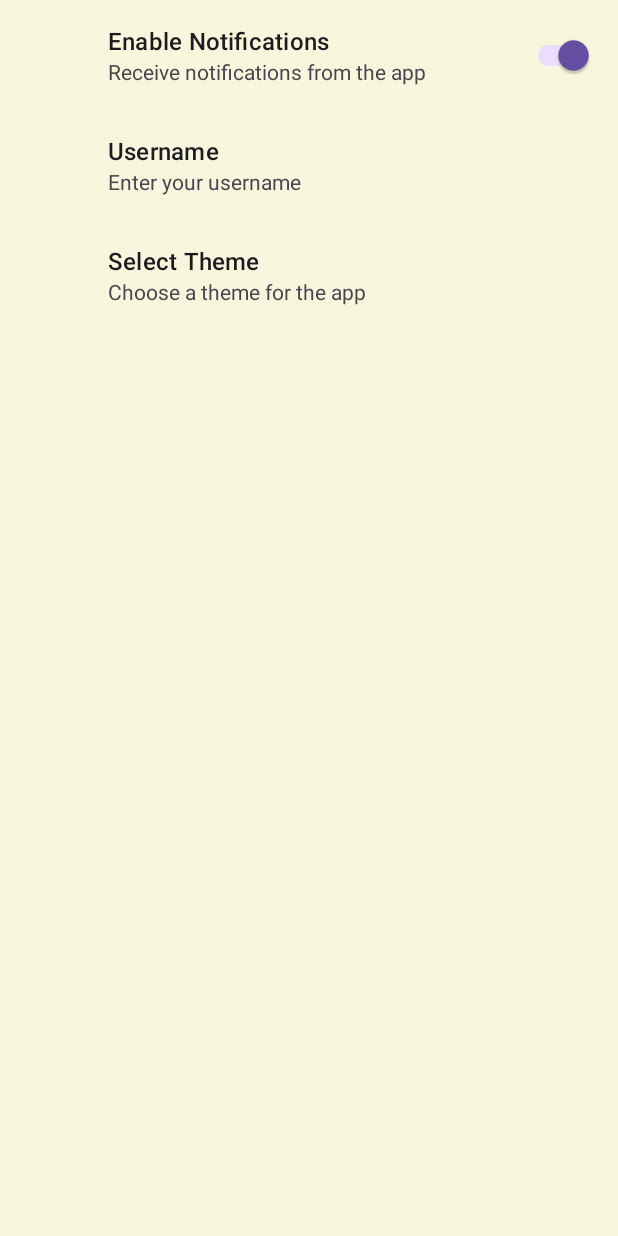
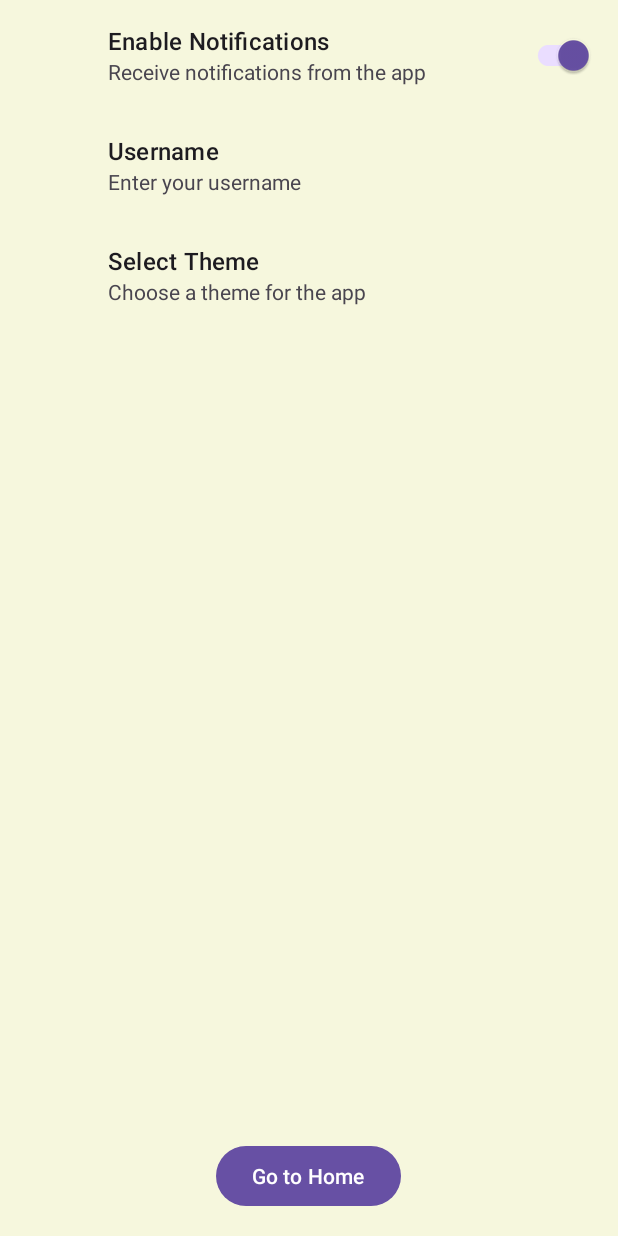
Before and after one commit to InnoTech-IT-Solutions/Wil-Application, an Android app: the SettingsActivity screen opened directly, with no data from a screen before it, on a phone screen of 412 x 824 dp. Run offline under Robolectric (Android 15) with nearby library versions, the phone set to English and light mode, and no system bars; our stand-ins replace androidx.preference.

Commit message:
Home Screen Navigation to Settings and Events
Added EventsActivity.kt

Home screen Events and Settings page now navigate to relevant pages.

Fixed image file size issue with Events page causing app to crash.

Added re-navigation to home page on both Events and Settings page.

```diff
--- a/app/src/main/AndroidManifest.xml
+++ b/app/src/main/AndroidManifest.xml
@@ -49,6 +49,11 @@
             android:name=".ProfileActivity"
             android:exported="true"
             />
+        <activity
+            android:name=".EventsActivity"
+            android:exported="true"
+            />
+
 
 
     </application>
--- a/app/src/main/java/com/example/heal_application/SettingsActivity.kt
+++ b/app/src/main/java/com/example/heal_application/SettingsActivity.kt
@@ -1,9 +1,14 @@
 package com.example.heal_application
 
+import android.content.Intent
 import android.os.Bundle
+import android.widget.Button
 import androidx.appcompat.app.AppCompatActivity
 
 class SettingsActivity : AppCompatActivity() {
+
+    private lateinit var homeButton: Button
+
     override fun onCreate(savedInstanceState: Bundle?) {
         super.onCreate(savedInstanceState)
         setContentView(R.layout.activity_settings)
@@ -13,5 +18,19 @@ class SettingsActivity : AppCompatActivity() {
             .beginTransaction()
             .replace(R.id.settings_container, SettingsFragment())
             .commit()
+
+        homeButton = findViewById(R.id.homeButton)
+
+
+        homeButton.setOnClickListener {
+            // Navigate back to the HomeActivity
+            val intent = Intent(this, HomeActivity::class.java)
+            startActivity(intent)
+            finish() // Close the SettingsActivity
+        }
+
+
+
+
     }
 }
--- a/app/src/main/res/layout/activity_settings.xml
+++ b/app/src/main/res/layout/activity_settings.xml
@@ -1,6 +1,22 @@
-<?xml version="1.0" encoding="utf-8"?>
-<FrameLayout xmlns:android="http://schemas.android.com/apk/res/android"
+<RelativeLayout xmlns:android="http://schemas.android.com/apk/res/android"
     android:layout_width="match_parent"
     android:layout_height="match_parent"
-    android:background="@color/cream"
-    android:id="@+id/settings_container" />
+    android:background="@color/cream">
+
+
+    <FrameLayout
+        android:id="@+id/settings_container"
+        android:layout_width="match_parent"
+        android:layout_height="match_parent"
+        android:layout_above="@id/homeButton" />
+
+    <Button
+        android:id="@+id/homeButton"
+        android:layout_width="wrap_content"
+        android:layout_height="wrap_content"
+        android:text="Go to Home"
+        android:layout_alignParentBottom="true"
+        android:layout_centerHorizontal="true"
+        android:layout_margin="16dp" />
+
+</RelativeLayout>
```
Also changed, not shown: app/src/main/java/com/example/heal_application/EventsActivity.kt (added, +24 -0 lines), app/src/main/java/com/example/heal_application/HomeActivity.kt (+6 -1 lines), app/src/main/res/layout/activity_events.xml (+5 -6 lines).
